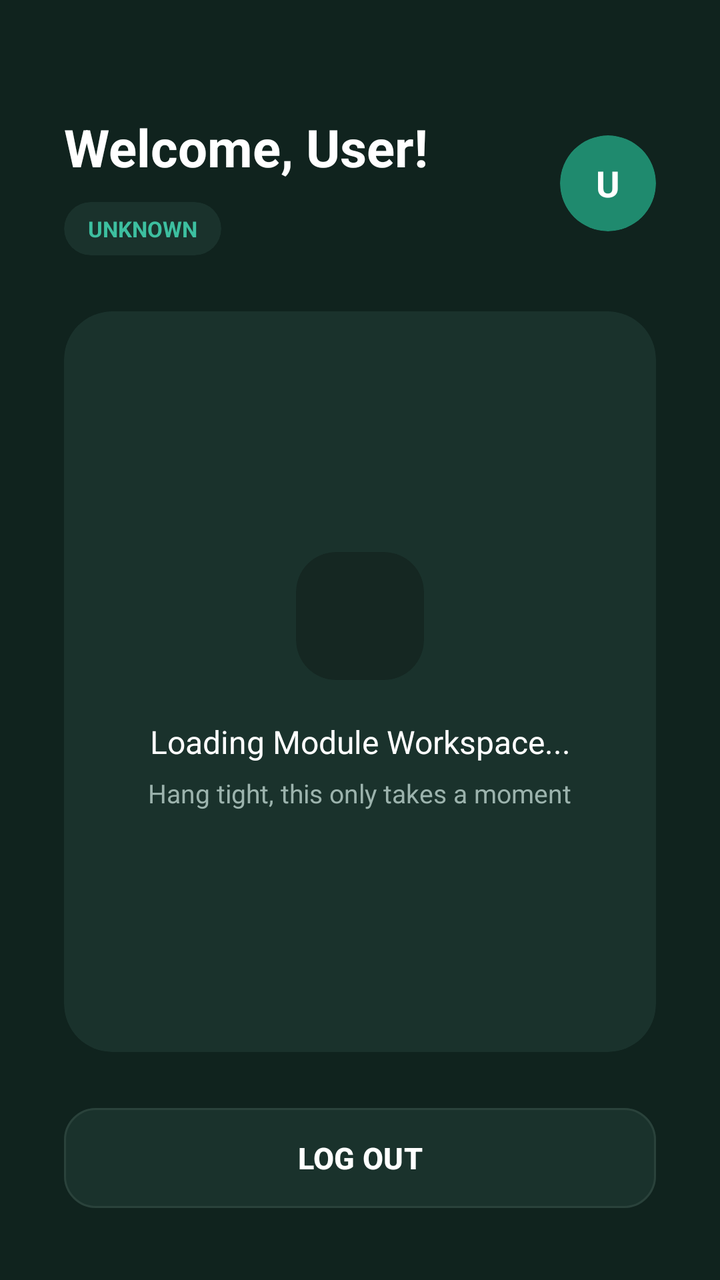
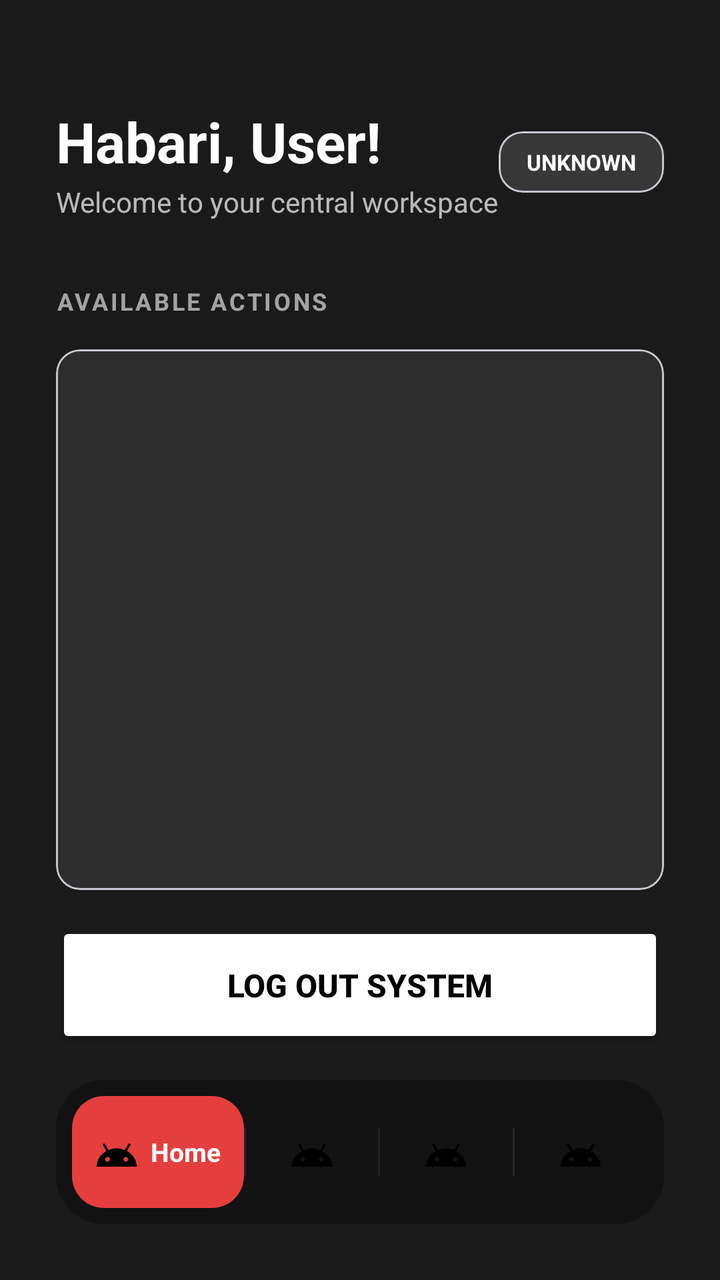

An Android layout rendered at two revisions. The XML below is the earlier revision; the diff shows what the commit changed to produce the second picture.
<!-- AndroidManifest.xml: application theme Theme.JIJIPOS -->
<!-- res/layout/activity_dashboard.xml -->
<?xml version="1.0" encoding="utf-8"?>
<LinearLayout xmlns:android="http://schemas.android.com/apk/res/android"
    xmlns:app="http://schemas.android.com/apk/res-auto"
    android:layout_width="match_parent"
    android:layout_height="match_parent"
    android:orientation="vertical"
    android:background="@color/bg_dark"
    android:padding="32dp">

    <LinearLayout
        android:layout_width="wrap_content"
        android:layout_height="24dp" />

    <LinearLayout
        android:layout_width="match_parent"
        android:layout_height="wrap_content"
        android:orientation="horizontal"
        android:gravity="center_vertical">

        <LinearLayout
            android:layout_width="0dp"
            android:layout_height="wrap_content"
            android:layout_weight="1"
            android:orientation="vertical">

            <TextView
                android:id="@+id/textWelcomeBanner"
                android:layout_width="wrap_content"
                android:layout_height="wrap_content"
                android:text="Welcome, User!"
                android:textSize="26sp"
                android:textColor="@color/white"
                android:textStyle="bold" />

            <androidx.cardview.widget.CardView
                android:layout_width="wrap_content"
                android:layout_height="wrap_content"
                app:cardCornerRadius="20dp"
                app:cardElevation="0dp"
                app:cardBackgroundColor="@color/card_dark"
                android:layout_marginTop="10dp">

                <TextView
                    android:id="@+id/textRoleTag"
                    android:layout_width="wrap_content"
                    android:layout_height="wrap_content"
                    android:text="UNKNOWN"
                    android:textColor="@color/teal_light"
                    android:textSize="11sp"
                    android:textStyle="bold"
                    android:paddingHorizontal="12dp"
                    android:paddingVertical="6dp" />
            </androidx.cardview.widget.CardView>

        </LinearLayout>

        <androidx.cardview.widget.CardView
            android:layout_width="48dp"
            android:layout_height="48dp"
            app:cardCornerRadius="24dp"
            app:cardElevation="0dp"
            app:cardBackgroundColor="@color/teal_primary">

            <TextView
                android:layout_width="match_parent"
                android:layout_height="match_parent"
                android:text="U"
                android:textColor="@color/white"
                android:textStyle="bold"
                android:textSize="18sp"
                android:gravity="center" />
        </androidx.cardview.widget.CardView>

    </LinearLayout>

    <LinearLayout
        android:layout_width="wrap_content"
        android:layout_height="28dp" />

    <androidx.cardview.widget.CardView
        android:layout_width="match_parent"
        android:layout_height="0dp"
        android:layout_weight="1"
        app:cardCornerRadius="24dp"
        app:cardElevation="0dp"
        app:cardBackgroundColor="@color/card_dark">

        <LinearLayout
            android:layout_width="match_parent"
            android:layout_height="match_parent"
            android:orientation="vertical"
            android:gravity="center"
            android:padding="24dp">

            <androidx.cardview.widget.CardView
                android:layout_width="64dp"
                android:layout_height="64dp"
                app:cardCornerRadius="20dp"
                app:cardElevation="0dp"
                app:cardBackgroundColor="@color/input_bg"
                android:layout_marginBottom="20dp">

                <ProgressBar
                    android:layout_width="28dp"
                    android:layout_height="28dp"
                    android:layout_gravity="center"
                    android:indeterminateTint="@color/teal_light" />
            </androidx.cardview.widget.CardView>

            <TextView
                android:id="@+id/textDashboardStatus"
                android:layout_width="wrap_content"
                android:layout_height="wrap_content"
                android:text="Loading Module Workspace..."
                android:textColor="@color/white"
                android:textSize="16sp"
                android:gravity="center" />

            <TextView
                android:layout_width="wrap_content"
                android:layout_height="wrap_content"
                android:text="Hang tight, this only takes a moment"
                android:textColor="@color/text_muted"
                android:textSize="13sp"
                android:gravity="center"
                android:layout_marginTop="6dp" />
        </LinearLayout>
    </androidx.cardview.widget.CardView>

    <LinearLayout
        android:layout_width="wrap_content"
        android:layout_height="24dp" />

    <com.google.android.material.button.MaterialButton
        android:id="@+id/buttonLogout"
        android:layout_width="match_parent"
        android:layout_height="58dp"
        android:backgroundTint="@color/card_dark"
        android:text="LOG OUT"
        android:textColor="@color/white"
        android:textSize="15sp"
        android:textStyle="bold"
        app:cornerRadius="16dp"
        app:strokeColor="@color/divider"
        app:strokeWidth="1dp" />

</LinearLayout>
<!-- resources referenced by this layout -->
<resources>
  <color name="bg_dark">#10231E</color>
  <color name="card_dark">#1A322C</color>
  <color name="divider">#2A423B</color>
  <color name="input_bg">#152722</color>
  <color name="teal_light">#3DBFA0</color>
  <color name="teal_primary">#1F8A6E</color>
  <color name="text_muted">#9CB3AD</color>
  <color name="white">#FFFFFFFF</color>
  <style name="Theme.JIJIPOS" parent="Base.Theme.JIJIPOS" />
  <style name="Base.Theme.JIJIPOS" parent="Theme.Material3.DayNight.NoActionBar">
          
          
      </style>
</resources>

<!-- the commit's change to res/layout/activity_dashboard.xml (unified diff, before → after) -->
@@ -1,147 +1,255 @@
 <?xml version="1.0" encoding="utf-8"?>
 <LinearLayout xmlns:android="http://schemas.android.com/apk/res/android"
-    xmlns:app="http://schemas.android.com/apk/res-auto"
+    xmlns:app="http://android.com"
+    xmlns:tools="http://android.com"
     android:layout_width="match_parent"
     android:layout_height="match_parent"
+    android:background="@color/light_black"
     android:orientation="vertical"
-    android:background="@color/bg_dark"
-    android:padding="32dp">
+    android:padding="28dp"
+    tools:context=".DashboardActivity">
+
+    
+    <RelativeLayout
+        android:layout_width="match_parent"
+        android:layout_height="wrap_content"
+        android:layout_marginTop="24dp"
+        android:layout_marginBottom="32dp">
+
+        <LinearLayout
+            android:layout_width="wrap_content"
+            android:layout_height="wrap_content"
+            android:orientation="vertical"
+            android:layout_alignParentStart="true"
+            android:layout_toStartOf="@id/imageProfilePlaceholder">
+
+            <TextView
+                android:id="@+id/textWelcomeBanner"
+                android:layout_width="wrap_content"
+                android:layout_height="wrap_content"
+                android:text="Habari, User!"
+                android:textColor="@color/white"
+                android:textSize="28sp"
+                android:textStyle="bold" />
+
+            <TextView
+                android:id="@+id/textDashboardSubtitle"
+                android:layout_width="wrap_content"
+                android:layout_height="wrap_content"
+                android:text="Welcome to your central workspace"
+                android:textColor="@color/white"
+                android:alpha="0.7"
+                android:textSize="14sp"
+                android:layout_marginTop="2dp"/>
+        </LinearLayout>
+
+        
+        <com.google.android.material.card.MaterialCardView
+            android:id="@+id/imageProfilePlaceholder"
+            android:layout_width="wrap_content"
+            android:layout_height="wrap_content"
+            android:layout_alignParentEnd="true"
+            android:layout_centerInParent="true"
+            app:cardCornerRadius="10dp"
+            app:cardElevation="0dp"
+            app:strokeWidth="1dp"
+            app:strokeColor="#40FFFFFF"
+            android:backgroundTint="#20FFFFFF">
+
+            <TextView
+                android:id="@+id/textRoleTag"
+                android:layout_width="wrap_content"
+                android:layout_height="wrap_content"
+                android:text="UNKNOWN"
+                android:textColor="@color/white"
+                android:textSize="11sp"
+                android:textStyle="bold"
+                android:paddingHorizontal="14dp"
+                android:paddingVertical="8dp" />
+        </com.google.android.material.card.MaterialCardView>
+    </RelativeLayout>
+
+    
+    <TextView
+        android:layout_width="match_parent"
+        android:layout_height="wrap_content"
+        android:text="AVAILABLE ACTIONS"
+        android:textColor="@color/white"
+        android:textSize="12sp"
+        android:textStyle="bold"
+        android:alpha="0.6"
+        android:letterSpacing="0.1"
+        android:layout_marginBottom="16dp"/>
+
+    
+    <com.google.android.material.card.MaterialCardView
+        android:layout_width="match_parent"
+        android:layout_height="0dp"
+        android:layout_weight="1"
+        app:cardCornerRadius="16dp"
+        app:cardElevation="0dp"
+        app:strokeWidth="1dp"
+        app:strokeColor="#30FFFFFF"
+        android:backgroundTint="#15FFFFFF">
+
+        
+        <FrameLayout
+            android:id="@+id/fragmentContainer"
+            android:layout_width="match_parent"
+            android:layout_height="match_parent" />
+
+    </com.google.android.material.card.MaterialCardView>
 
     <LinearLayout
         android:layout_width="wrap_content"
-        android:layout_height="24dp" />
-
+        android:layout_height="16dp"
+        android:orientation="vertical" />
+
+    
+    <Button
+        android:id="@+id/buttonLogout"
+        android:layout_width="match_parent"
+        android:layout_height="63dp"
+        android:backgroundTint="@color/white"
+        android:text="LOG OUT SYSTEM"
+        android:textColor="@color/black"
+        android:textSize="16sp"
+        android:textStyle="bold"
+        app:cornerRadius="13dp" />
+
+    
+    
     <LinearLayout
         android:layout_width="match_parent"
-        android:layout_height="wrap_content"
+        android:layout_height="72dp"
+        android:background="@drawable/bg_navbar"
         android:orientation="horizontal"
-        android:gravity="center_vertical">
-
-        <LinearLayout
-            android:layout_width="0dp"
-            android:layout_height="wrap_content"
+        android:gravity="center_vertical"
+        android:paddingHorizontal="8dp"
+        android:layout_marginTop="16dp">
+
+        
+        <LinearLayout
+            android:id="@+id/tab1"
+            android:layout_width="0dp"
+            android:layout_weight="1.3"
+            android:layout_height="56dp"
+            android:background="@drawable/bg_nav_active_pill"
+            android:orientation="horizontal"
+            android:gravity="center"
+            android:paddingHorizontal="10dp">
+            <ImageView
+                android:id="@+id/icon1"
+                android:layout_width="22dp"
+                android:layout_height="22dp"
+                android:src="@drawable/ic_nav_home"
+                app:tint="@color/white" />
+            <TextView
+                android:id="@+id/text1"
+                android:layout_width="wrap_content"
+                android:layout_height="wrap_content"
+                android:text="Home"
+                android:textColor="@color/white"
+                android:textStyle="bold"
+                android:textSize="13sp"
+                android:layout_marginStart="6dp" />
+        </LinearLayout>
+
+        <View android:id="@+id/divider1" android:layout_width="1dp" android:layout_height="24dp" android:background="#15FFFFFF" />
+
+        
+        <LinearLayout
+            android:id="@+id/tab2"
+            android:layout_width="0dp"
             android:layout_weight="1"
-            android:orientation="vertical">
-
-            <TextView
-                android:id="@+id/textWelcomeBanner"
-                android:layout_width="wrap_content"
-                android:layout_height="wrap_content"
-                android:text="Welcome, User!"
-                android:textSize="26sp"
-                android:textColor="@color/white"
-                android:textStyle="bold" />
-
-            <androidx.cardview.widget.CardView
-                android:layout_width="wrap_content"
-                android:layout_height="wrap_content"
-                app:cardCornerRadius="20dp"
-                app:cardElevation="0dp"
-                app:cardBackgroundColor="@color/card_dark"
-                android:layout_marginTop="10dp">
-
-                <TextView
-                    android:id="@+id/textRoleTag"
-                    android:layout_width="wrap_content"
-                    android:layout_height="wrap_content"
-                    android:text="UNKNOWN"
-                    android:textColor="@color/teal_light"
-                    android:textSize="11sp"
-                    android:textStyle="bold"
-                    android:paddingHorizontal="12dp"
-                    android:paddingVertical="6dp" />
-            </androidx.cardview.widget.CardView>
-
-        </LinearLayout>
-
-        <androidx.cardview.widget.CardView
-            android:layout_width="48dp"
-            android:layout_height="48dp"
-            app:cardCornerRadius="24dp"
-            app:cardElevation="0dp"
-            app:cardBackgroundColor="@color/teal_primary">
-
-            <TextView
-                android:layout_width="match_parent"
-                android:layout_height="match_parent"
-                android:text="U"
-                android:textColor="@color/white"
-                android:textStyle="bold"
-                android:textSize="18sp"
-                android:gravity="center" />
-        </androidx.cardview.widget.CardView>
+            android:layout_height="56dp"
+            android:orientation="horizontal"
+            android:gravity="center"
+            android:paddingHorizontal="10dp"
+            android:clickable="true"
+            android:focusable="true">
+            <ImageView
+                android:id="@+id/icon2"
+                android:layout_width="22dp"
+                android:layout_height="22dp"
+                android:src="@drawable/ic_nav_sales"
+                app:tint="#88FFFFFF" />
+            <TextView
+                android:id="@+id/text2"
+                android:layout_width="wrap_content"
+                android:layout_height="wrap_content"
+                android:text="Action2"
+                android:textColor="@color/white"
+                android:textStyle="bold"
+                android:textSize="13sp"
+                android:layout_marginStart="6dp"
+                android:visibility="gone" />
+        </LinearLayout>
+
+        <View android:id="@+id/divider2" android:layout_width="1dp" android:layout_height="24dp" android:background="#15FFFFFF" />
+
+        
+        <LinearLayout
+            android:id="@+id/tab3"
+            android:layout_width="0dp"
+            android:layout_weight="1"
+            android:layout_height="56dp"
+            android:orientation="horizontal"
+            android:gravity="center"
+            android:paddingHorizontal="10dp"
+            android:clickable="true"
+            android:focusable="true">
+            <ImageView
+                android:id="@+id/icon3"
+                android:layout_width="22dp"
+                android:layout_height="22dp"
+                android:src="@drawable/ic_nav_inventory"
+                app:tint="#88FFFFFF" />
+            <TextView
+                android:id="@+id/text3"
+                android:layout_width="wrap_content"
+                android:layout_height="wrap_content"
+                android:text="Action3"
+                android:textColor="@color/white"
+                android:textStyle="bold"
+                android:textSize="13sp"
+                android:layout_marginStart="6dp"
+                android:visibility="gone" />
+        </LinearLayout>
+
+        <View android:id="@+id/divider3" android:layout_width="1dp" android:layout_height="24dp" android:background="#15FFFFFF" />
+
+        
+        <LinearLayout
+            android:id="@+id/tab4"
+            android:layout_width="0dp"
+            android:layout_weight="1"
+            android:layout_height="56dp"
+            android:orientation="horizontal"
+            android:gravity="center"
+            android:paddingHorizontal="10dp"
+            android:clickable="true"
+            android:focusable="true">
+            <ImageView
+                android:id="@+id/icon4"
+                android:layout_width="22dp"
+                android:layout_height="22dp"
+                android:src="@drawable/ic_nav_staff"
+                app:tint="#88FFFFFF" />
+            <TextView
+                android:id="@+id/text4"
+                android:layout_width="wrap_content"
+                android:layout_height="wrap_content"
+                android:text="Action4"
+                android:textColor="@color/white"
+                android:textStyle="bold"
+                android:textSize="13sp"
+                android:layout_marginStart="6dp"
+                android:visibility="gone" />
+        </LinearLayout>
 
     </LinearLayout>
 
-    <LinearLayout
-        android:layout_width="wrap_content"
-        android:layout_height="28dp" />
-
-    <androidx.cardview.widget.CardView
-        android:layout_width="match_parent"
-        android:layout_height="0dp"
-        android:layout_weight="1"
-        app:cardCornerRadius="24dp"
-        app:cardElevation="0dp"
-        app:cardBackgroundColor="@color/card_dark">
-
-        <LinearLayout
-            android:layout_width="match_parent"
-            android:layout_height="match_parent"
-            android:orientation="vertical"
-            android:gravity="center"
-            android:padding="24dp">
-
-            <androidx.cardview.widget.CardView
-                android:layout_width="64dp"
-                android:layout_height="64dp"
-                app:cardCornerRadius="20dp"
-                app:cardElevation="0dp"
-                app:cardBackgroundColor="@color/input_bg"
-                android:layout_marginBottom="20dp">
-
-                <ProgressBar
-                    android:layout_width="28dp"
-                    android:layout_height="28dp"
-                    android:layout_gravity="center"
-                    android:indeterminateTint="@color/teal_light" />
-            </androidx.cardview.widget.CardView>
-
-            <TextView
-                android:id="@+id/textDashboardStatus"
-                android:layout_width="wrap_content"
-                android:layout_height="wrap_content"
-                android:text="Loading Module Workspace..."
-                android:textColor="@color/white"
-                android:textSize="16sp"
-                android:gravity="center" />
-
-            <TextView
-                android:layout_width="wrap_content"
-                android:layout_height="wrap_content"
-                android:text="Hang tight, this only takes a moment"
-                android:textColor="@color/text_muted"
-                android:textSize="13sp"
-                android:gravity="center"
-                android:layout_marginTop="6dp" />
-        </LinearLayout>
-    </androidx.cardview.widget.CardView>
-
-    <LinearLayout
-        android:layout_width="wrap_content"
-        android:layout_height="24dp" />
-
-    <com.google.android.material.button.MaterialButton
-        android:id="@+id/buttonLogout"
-        android:layout_width="match_parent"
-        android:layout_height="58dp"
-        android:backgroundTint="@color/card_dark"
-        android:text="LOG OUT"
-        android:textColor="@color/white"
-        android:textSize="15sp"
-        android:textStyle="bold"
-        app:cornerRadius="16dp"
-        app:strokeColor="@color/divider"
-        app:strokeWidth="1dp" />
+
 
 </LinearLayout>
<!-- resource entries referenced after the edit -->
@@ -1,14 +1,50 @@
 <!-- resources referenced by this layout -->
 <resources>
-  <color name="bg_dark">#10231E</color>
-  <color name="card_dark">#1A322C</color>
-  <color name="divider">#2A423B</color>
-  <color name="input_bg">#152722</color>
-  <color name="teal_light">#3DBFA0</color>
-  <color name="teal_primary">#1F8A6E</color>
-  <color name="text_muted">#9CB3AD</color>
+  <color name="black">#FF000000</color>
+  <color name="light_black">#1A1A1A</color>
   <color name="white">#FFFFFFFF</color>
+  <!-- drawable bg_nav_active_pill (drawable) -->
+  <?xml version="1.0" encoding="utf-8"?>
+  <shape xmlns:android="http://schemas.android.com/apk/res/android">
+      
+      <solid android:color="@color/red" />
+      
+      <corners android:radius="16dp" />
+  </shape>
+  <!-- drawable bg_navbar (drawable) -->
+  <?xml version="1.0" encoding="utf-8"?>
+  <shape xmlns:android="http://schemas.android.com/apk/res/android">
+      
+      <solid android:color="#121212" />
+      
+      <corners android:radius="24dp" />
+  </shape>
+  <!-- drawable ic_nav_home (drawable) -->
+  <vector xmlns:android="http://schemas.android.com/apk/res/android" android:height="24dp" android:tint="#000000" android:viewportHeight="24" android:viewportWidth="24" android:width="24dp">
+          
+      <path android:fillColor="#FF000000" android:pathData="M17.6,11.48 L19.44,8.3a0.63,0.63 0,0 0,-1.09 -0.63l-1.88,3.24a11.43,11.43 0,0 0,-8.94 0L5.65,7.67a0.63,0.63 0,0 0,-1.09 0.63L6.4,11.48A10.81,10.81 0,0 0,1 20L23,20A10.81,10.81 0,0 0,17.6 11.48ZM7,17.25A1.25,1.25 0,1 1,8.25 16,1.25 1.25,0 0,1 7,17.25ZM17,17.25A1.25,1.25 0,1 1,18.25 16,1.25 1.25,0 0,1 17,17.25Z"/>
+      
+  </vector>
+  <!-- drawable ic_nav_inventory (drawable) -->
+  <vector xmlns:android="http://schemas.android.com/apk/res/android" android:height="24dp" android:tint="#000000" android:viewportHeight="24" android:viewportWidth="24" android:width="24dp">
+          
+      <path android:fillColor="#FF000000" android:pathData="M17.6,11.48 L19.44,8.3a0.63,0.63 0,0 0,-1.09 -0.63l-1.88,3.24a11.43,11.43 0,0 0,-8.94 0L5.65,7.67a0.63,0.63 0,0 0,-1.09 0.63L6.4,11.48A10.81,10.81 0,0 0,1 20L23,20A10.81,10.81 0,0 0,17.6 11.48ZM7,17.25A1.25,1.25 0,1 1,8.25 16,1.25 1.25,0 0,1 7,17.25ZM17,17.25A1.25,1.25 0,1 1,18.25 16,1.25 1.25,0 0,1 17,17.25Z"/>
+      
+  </vector>
+  <!-- drawable ic_nav_sales (drawable) -->
+  <vector xmlns:android="http://schemas.android.com/apk/res/android" android:height="24dp" android:tint="#000000" android:viewportHeight="24" android:viewportWidth="24" android:width="24dp">
+          
+      <path android:fillColor="#FF000000" android:pathData="M17.6,11.48 L19.44,8.3a0.63,0.63 0,0 0,-1.09 -0.63l-1.88,3.24a11.43,11.43 0,0 0,-8.94 0L5.65,7.67a0.63,0.63 0,0 0,-1.09 0.63L6.4,11.48A10.81,10.81 0,0 0,1 20L23,20A10.81,10.81 0,0 0,17.6 11.48ZM7,17.25A1.25,1.25 0,1 1,8.25 16,1.25 1.25,0 0,1 7,17.25ZM17,17.25A1.25,1.25 0,1 1,18.25 16,1.25 1.25,0 0,1 17,17.25Z"/>
+      
+  </vector>
+  <!-- drawable ic_nav_staff (drawable) -->
+  <vector xmlns:android="http://schemas.android.com/apk/res/android" android:height="24dp" android:tint="#000000" android:viewportHeight="24" android:viewportWidth="24" android:width="24dp">
+          
+      <path android:fillColor="#FF000000" android:pathData="M17.6,11.48 L19.44,8.3a0.63,0.63 0,0 0,-1.09 -0.63l-1.88,3.24a11.43,11.43 0,0 0,-8.94 0L5.65,7.67a0.63,0.63 0,0 0,-1.09 0.63L6.4,11.48A10.81,10.81 0,0 0,1 20L23,20A10.81,10.81 0,0 0,17.6 11.48ZM7,17.25A1.25,1.25 0,1 1,8.25 16,1.25 1.25,0 0,1 7,17.25ZM17,17.25A1.25,1.25 0,1 1,18.25 16,1.25 1.25,0 0,1 17,17.25Z"/>
+      
+  </vector>
   <style name="Theme.JIJIPOS" parent="Base.Theme.JIJIPOS" />
+  <color name="red">#E53E3E</color>
   <style name="Base.Theme.JIJIPOS" parent="Theme.Material3.DayNight.NoActionBar">
           
           
